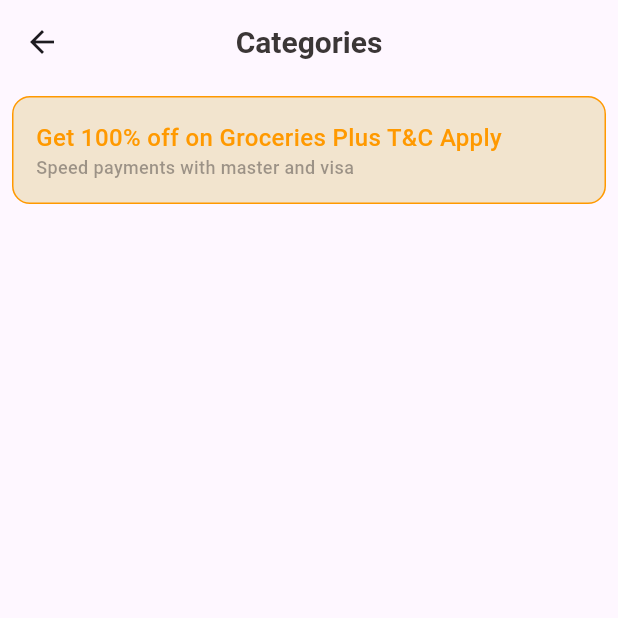
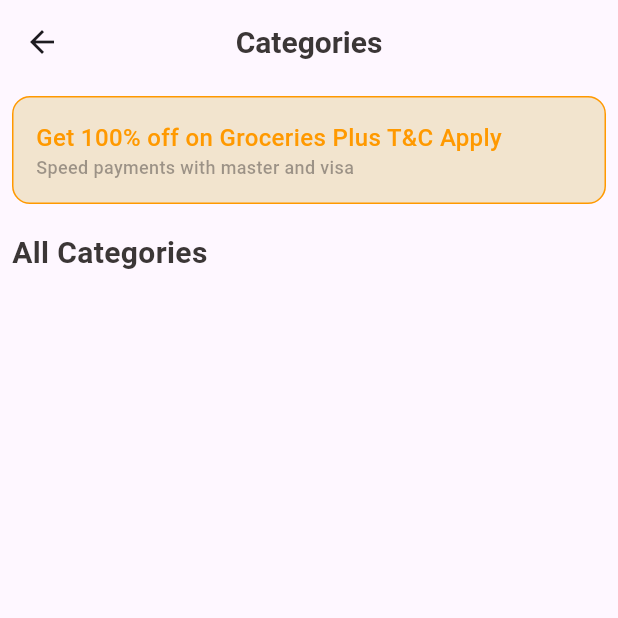
Before and after one commit to dulakshirb/flutter_grocery, a Flutter app: the screen it shows after launch, on a phone screen of 412 x 824 dp, the top half of it. Run offline on Flutter 3.47's test engine with Material 3 defaults, Android fonts, the phone set to English and light mode, and no system bars.

Commit message:
Folder structire fixed

```diff
--- a/lib/pages/category_page/category_page.dart
+++ b/lib/pages/category_page/category_page.dart
@@ -1,4 +1,5 @@
 import 'package:flutter/material.dart';
+import 'package:flutter_grocery/widgets/shared/sub_title.dart';
 import 'package:flutter_grocery/widgets/shared/notification_card.dart';
 
 class CategoryPage extends StatelessWidget {
@@ -23,7 +24,15 @@ class CategoryPage extends StatelessWidget {
         child: Padding(
           padding: EdgeInsets.all(8),
           child: Column(
-            children: [NotificationCard()],
+            crossAxisAlignment: CrossAxisAlignment.start,
+            children: [
+              NotificationCard(),
+              SizedBox(
+                height: 18,
+              ),
+              SubTitle(title: 'All Categories'),
+
+            ],
           ),
         ),
       ),
--- a/lib/pages/home_page/home_page.dart
+++ b/lib/pages/home_page/home_page.dart
@@ -2,9 +2,9 @@ import 'package:flutter/material.dart';
 
 import 'package:flutter_grocery/pages/home_page/widgets/search_bar_field.dart';
 import 'package:flutter_grocery/widgets/app_bar/app_bar.dart';
-import 'package:flutter_grocery/widgets/reusable/product_card.dart';
-import 'package:flutter_grocery/widgets/reusable/product_price_card.dart';
-import 'package:flutter_grocery/widgets/reusable/sub_title.dart';
+import 'package:flutter_grocery/widgets/reusable/home_page/product_card.dart';
+import 'package:flutter_grocery/widgets/reusable/home_page/product_price_card.dart';
+import 'package:flutter_grocery/widgets/shared/sub_title.dart';
 
 class HomePage extends StatelessWidget {
   const HomePage({super.key});
```
Also changed, not shown: lib/widgets/reusable/home_page/product_card.dart (renamed from lib/widgets/reusable/product_card.dart), lib/widgets/reusable/home_page/product_price_card.dart (renamed from lib/widgets/reusable/product_price_card.dart), lib/widgets/shared/sub_title.dart (renamed from lib/widgets/reusable/sub_title.dart).
